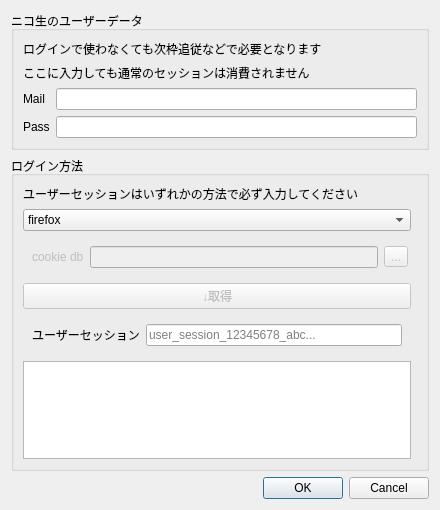
Qt form ui/accountwindow.ui (diginatu/Viqo) before a commit.
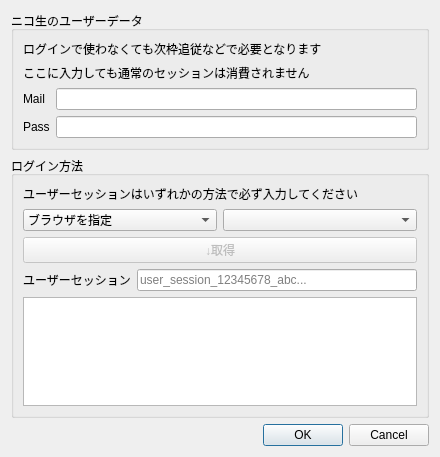
The same form after that commit.

Commit message: deleted exiting firefox cookie function

Patch:
```diff
--- a/ui/accountwindow.ui
+++ b/ui/accountwindow.ui
@@ -7,7 +7,7 @@
     <x>0</x>
     <y>0</y>
     <width>440</width>
-    <height>510</height>
+    <height>457</height>
    </rect>
   </property>
   <property name="windowTitle">
@@ -71,32 +71,37 @@
      <property name="title">
       <string>ログイン方法</string>
      </property>
-     <layout class="QGridLayout" name="gridLayout_2">
-      <item row="0" column="0">
+     <layout class="QVBoxLayout" name="verticalLayout_2">
+      <item>
        <widget class="QLabel" name="label_4">
         <property name="text">
          <string>ユーザーセッションはいずれかの方法で必ず入力してください</string>
         </property>
        </widget>
       </item>
-      <item row="4" column="0">
-       <widget class="QPushButton" name="get_session">
-        <property name="enabled">
-         <bool>false</bool>
-        </property>
-        <property name="text">
-         <string>↓取得</string>
-        </property>
-       </widget>
-      </item>
-      <item row="6" column="0">
-       <widget class="QTextBrowser" name="userSessionWayDiscription"/>
-      </item>
-      <item row="2" column="0">
+      <item>
+       <widget class="QWidget" name="widget" native="true">
+        <layout class="QHBoxLayout" name="horizontalLayout_2">
+         <property name="spacing">
+          <number>6</number>
+         </property>
+         <property name="leftMargin">
+          <number>0</number>
+         </property>
+         <property name="topMargin">
+          <number>0</number>
+         </property>
+         <property name="rightMargin">
+          <number>0</number>
+         </property>
+         <property name="bottomMargin">
+          <number>0</number>
+         </property>
+         <item>
        <widget class="QComboBox" name="login_way_combo">
         <item>
          <property name="text">
-          <string>firefox</string>
+             <string>ブラウザを指定</string>
          </property>
         </item>
         <item>
@@ -111,35 +116,41 @@
         </item>
        </widget>
       </item>
-      <item row="3" column="0" colspan="2">
-       <widget class="QWidget" name="cookie_group" native="true">
+         <item>
+          <widget class="QComboBox" name="browser_combo"/>
+         </item>
+        </layout>
+        <zorder>login_way_combo</zorder>
+        <zorder>browser_combo</zorder>
+        <zorder>browser_combo</zorder>
+        <zorder>browser_combo</zorder>
+       </widget>
+      </item>
+      <item>
+       <widget class="QPushButton" name="get_session">
         <property name="enabled">
          <bool>false</bool>
         </property>
-        <layout class="QGridLayout" name="gridLayout_4">
-         <item row="1" column="1">
-          <widget class="QLineEdit" name="cookiesetting_filename"/>
-         </item>
-         <item row="1" column="0">
-          <widget class="QLabel" name="cookiesetting_file_label">
            <property name="text">
-            <string>cookie db</string>
+         <string>↓取得</string>
            </property>
           </widget>
          </item>
-         <item row="1" column="2">
-          <widget class="QToolButton" name="cookiesetting_file_open_button">
-           <property name="text">
-            <string>...</string>
-           </property>
-          </widget>
-         </item>
-        </layout>
-       </widget>
-      </item>
-      <item row="5" column="0">
+      <item>
        <widget class="QWidget" name="usersession_groupe" native="true">
         <layout class="QHBoxLayout" name="horizontalLayout">
+         <property name="leftMargin">
+          <number>0</number>
+         </property>
+         <property name="topMargin">
+          <number>0</number>
+         </property>
+         <property name="rightMargin">
+          <number>0</number>
+         </property>
+         <property name="bottomMargin">
+          <number>0</number>
+         </property>
          <item>
           <widget class="QLabel" name="usersession_label">
            <property name="text">
@@ -160,6 +171,9 @@
         </layout>
        </widget>
       </item>
+      <item>
+       <widget class="QTextBrowser" name="userSessionWayDiscription"/>
+      </item>
      </layout>
     </widget>
    </item>
```
Left out of the diff: 6 changed lines with no effect on the pictures. Lines whose indentation alone changed are shown as unchanged. The commit also changes 9 other files.
